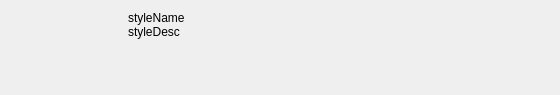
Above: kde/kaptan/src/gui/styleitem.ui from pars-linux/uludag before the change. Below: the same form after it.
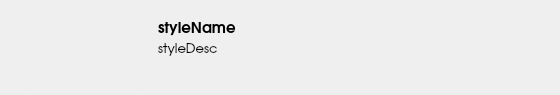
That is the form after the change. Icons and pictures are not drawn.

Diff of the .ui file:
```diff
--- a/kde/kaptan/src/gui/styleitem.ui
+++ b/kde/kaptan/src/gui/styleitem.ui
@@ -18,10 +18,10 @@
   <property name="windowTitle" >
    <string>Form</string>
   </property>
-  <layout class="QGridLayout" name="gridLayout" >
-   <item row="0" column="0" >
-    <widget class="QLabel" name="stylePreview" >
-     <property name="minimumSize" >
+  <layout class="QGridLayout" name="gridLayout">
+   <item row="0" column="1">
+    <widget class="QLabel" name="stylePreview">
+     <property name="minimumSize">
       <size>
        <width>111</width>
        <height>90</height>
@@ -33,7 +33,10 @@
        <height>90</height>
       </size>
      </property>
-     <property name="text" >
+     <property name="styleSheet">
+      <string>border: 1px solid rgb(236, 236, 236, 100);</string>
+     </property>
+     <property name="text">
       <string/>
      </property>
      <property name="pixmap" >
@@ -44,28 +47,45 @@
      </property>
     </widget>
    </item>
-   <item row="0" column="1" >
-    <layout class="QVBoxLayout" name="verticalLayout" >
-     <property name="spacing" >
-      <number>0</number>
+   <item row="0" column="2">
+    <layout class="QVBoxLayout" name="verticalLayout">
+     <property name="spacing">
+      <number>5</number>
      </property>
      <property name="sizeConstraint" >
       <enum>QLayout::SetNoConstraint</enum>
      </property>
-     <property name="topMargin" >
-      <number>0</number>
+     <property name="leftMargin">
+      <number>15</number>
+     </property>
+     <property name="topMargin">
+      <number>5</number>
+     </property>
+     <property name="rightMargin">
+      <number>15</number>
      </property>
      <item>
-      <widget class="QLabel" name="styleName" >
-       <property name="text" >
+      <widget class="QLabel" name="styleName">
+       <property name="font">
+        <font>
+         <family>URW Gothic L</family>
+         <pointsize>11</pointsize>
+         <weight>75</weight>
+         <bold>true</bold>
+        </font>
+       </property>
+       <property name="text">
         <string>styleName</string>
        </property>
       </widget>
      </item>
      <item>
-      <widget class="QLabel" name="styleDesc" >
-       <property name="styleSheet" >
-        <string notr="true" />
+      <widget class="QLabel" name="styleDesc">
+       <property name="font">
+        <font>
+         <family>URW Gothic L</family>
+         <pointsize>10</pointsize>
+        </font>
        </property>
        <property name="text" >
         <string>styleDesc</string>
@@ -87,9 +107,9 @@
      </item>
     </layout>
    </item>
-   <item row="0" column="2" >
-    <spacer name="horizontalSpacer" >
-     <property name="orientation" >
+   <item row="0" column="3">
+    <spacer name="horizontalSpacer">
+     <property name="orientation">
       <enum>Qt::Horizontal</enum>
      </property>
      <property name="sizeHint" stdset="0" >
@@ -100,6 +120,22 @@
      </property>
     </spacer>
    </item>
+   <item row="0" column="0">
+    <spacer name="horizontalSpacer_2">
+     <property name="orientation">
+      <enum>Qt::Horizontal</enum>
+     </property>
+     <property name="sizeType">
+      <enum>QSizePolicy::Fixed</enum>
+     </property>
+     <property name="sizeHint" stdset="0">
+      <size>
+       <width>15</width>
+       <height>20</height>
+      </size>
+     </property>
+    </spacer>
+   </item>
   </layout>
  </widget>
  <resources/>
```
Left out of the diff: 32 changed lines with no effect on the pictures.
